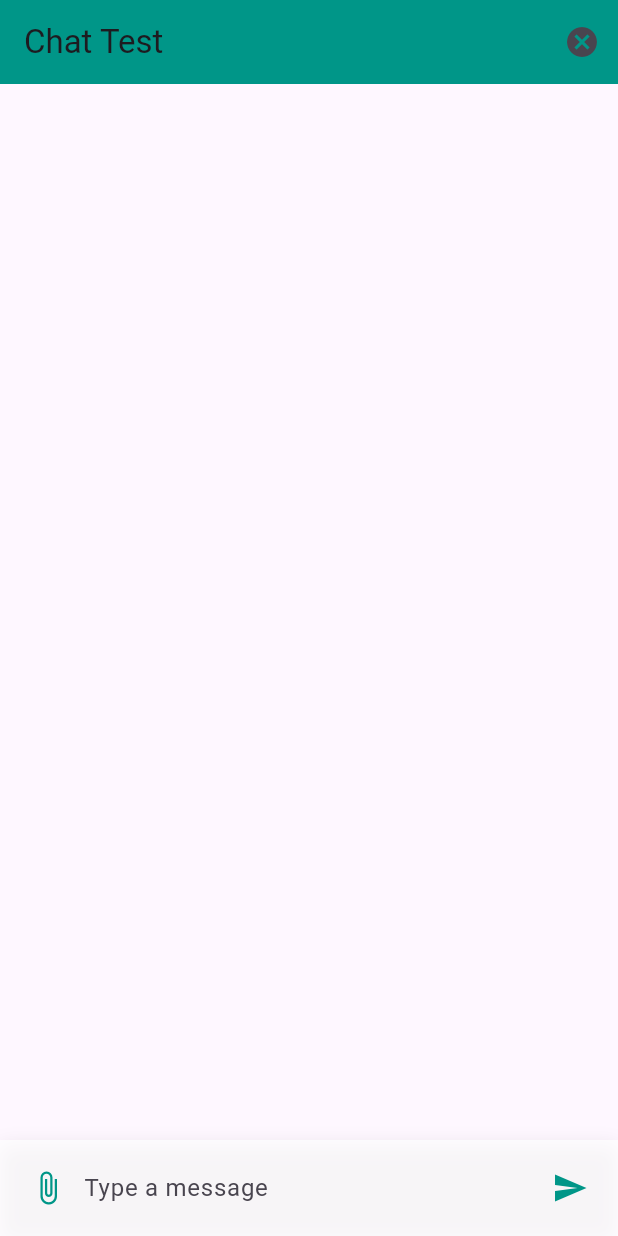
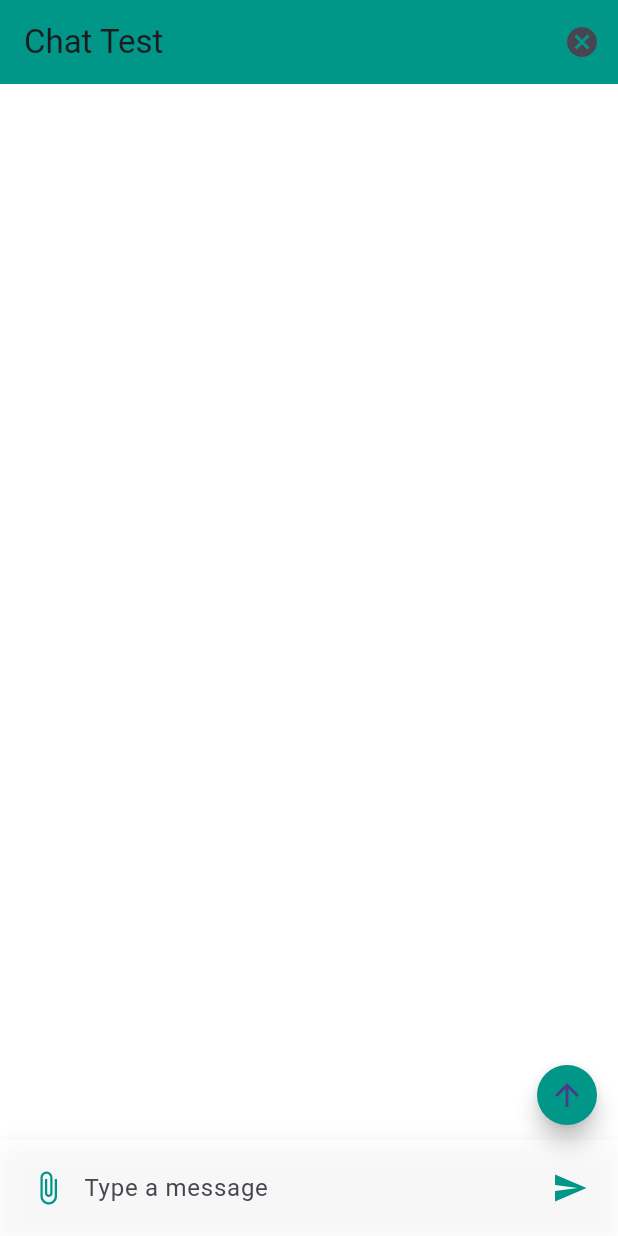
Before and after one commit to arxivj/chat_test, a Flutter app: the screen it shows after launch, on a phone screen of 412 x 824 dp. Run offline on Flutter 3.47's test engine with Material 3 defaults, Android fonts, the phone set to English and light mode, and no system bars; our stand-ins replace file_picker, flutter_chat_types, flutter_chat_ui, image_picker, open_filex.

Commit message:
Feat: 스크롤 버튼 적용

```diff
--- a/lib/chat_page.dart
+++ b/lib/chat_page.dart
@@ -14,7 +14,7 @@ class ChatPage extends StatelessWidget {
     Future<void> scrollToBottom() async {
       await Future.delayed(const Duration(milliseconds: 100));
       scrollController.animateTo(
-        0,
+        scrollController.position.maxScrollExtent,
         duration: const Duration(milliseconds: 300),
         curve: Curves.easeInOut,
       );
@@ -23,6 +23,7 @@ class ChatPage extends StatelessWidget {
     return ChangeNotifierProvider(
       create: (context) => ChatViewModel(baseUrl: 'http://ai.mofin.co.kr/mogene'),
       child: Scaffold(
+        backgroundColor: Colors.white,
         resizeToAvoidBottomInset: true,
         appBar: AppBar(
           title: const Text('Chat Test'),
@@ -40,7 +41,9 @@ class ChatPage extends StatelessWidget {
           onTap: () {
             FocusScope.of(context).unfocus();
           },
-          child: Column(
+          child: Stack(
+            children: [
+              Column(
                 children: [
                   Expanded(
                     child: Align(
@@ -74,6 +77,22 @@ class ChatPage extends StatelessWidget {
                         ],
                       );
                     },
+                  ),
+                ],
+              ),
+              Positioned(
+                bottom: 70.0,
+                right: 10.0,
+                child: FloatingActionButton(
+                  onPressed: () {
+                    scrollToBottom();
+                  },
+                  backgroundColor: Colors.teal.shade500,
+                  child: const Icon(Icons.arrow_upward),
+                  shape: CircleBorder(),
+                  mini: true,
+                  tooltip: 'Scroll to top',
+                ),
               ),
             ],
           ),
```
Lines whose indentation alone changed are shown as unchanged.
